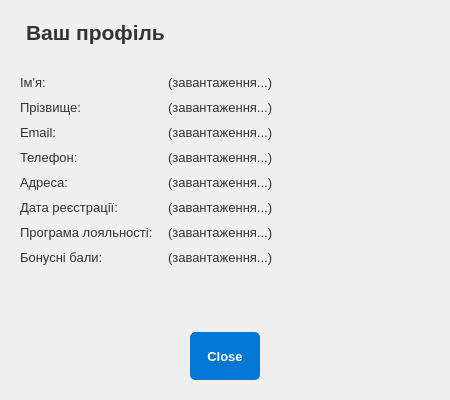
Before: the Qt Designer form profiledialog.ui in Defenderest/DB_Kurs, drawn with Qt 5.
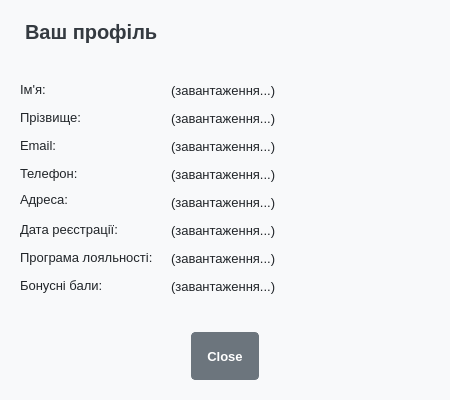
After: the same form once the commit is applied.

Commit message: style: modernize ui with flat design and bootstrap-like styles

Diff of the .ui file:
```diff
--- a/profiledialog.ui
+++ b/profiledialog.ui
@@ -14,33 +14,54 @@
    <string>Профіль користувача</string>
   </property>
   <property name="styleSheet">
-   <string notr="true">/* Стилі можна скопіювати з mainwindow.ui або задати свої */
+   <string notr="true">/* --- Загальні стилі діалогу --- */
+QDialog {
+    background-color: #f8f9fa; /* Світло-сірий фон */
+}
+
 QWidget {
     font-family: &quot;Segoe UI&quot;, system-ui, -apple-system, BlinkMacSystemFont, sans-serif;
     font-size: 10pt;
+    color: #212529; /* Основний темний текст */
 }
+
+/* --- Заголовок профілю --- */
 QLabel#profileHeaderLabel {
-   font-size: 16pt;
+   font-size: 15pt; /* Трохи менший */
    font-weight: 600;
-   color: #333;
+   color: #343a40; /* Темно-сірий */
    margin-bottom: 15px;
+   padding-bottom: 5px;
+   border-bottom: 1px solid #dee2e6; /* Лінія під заголовком */
 }
-QLabel {
- color: #333;
+
+/* --- Мітки полів (Ім'я:, Прізвище:, ...) --- */
+QLabel[objectName^=&quot;label_&quot;] {
+  font-weight: 600; /* Жирніший шрифт для міток */
+  color: #495057; /* Сірий колір */
+  padding-top: 3px; /* Невеликий відступ зверху для вирівнювання */
 }
-QLabel[objectName^=&quot;label_&quot;] { /* Стиль для міток полів */
-  font-weight: 500;
-  color: #555;
+
+/* --- Значення полів (самі дані) --- */
+QLabel#firstNameLabel, QLabel#lastNameLabel, QLabel#emailLabel,
+QLabel#phoneLabel, QLabel#addressLabel, QLabel#joinDateLabel,
+QLabel#loyaltyLabel, QLabel#pointsLabel {
+    font-weight: 400; /* Звичайний шрифт для значень */
+    color: #212529;
+    padding-top: 3px;
 }
-QPushButton {
-    padding: 8px 16px;
-    background-color: #0078d4;
+
+/* --- Кнопки внизу діалогу --- */
+QDialogButtonBox QPushButton {
+    padding: 7px 15px; /* Трохи менші падінги */
+    background-color: #6c757d; /* Сіра кнопка "Закрити" */
     color: white;
-    border: 1px solid #0078d4;
-    border-radius: 5px;
+    border: 1px solid #6c757d;
+    border-radius: 4px;
     font-weight: 500;
-    min-height: 30px; /* Трохи менша висота для кнопок діалогу */
+    min-height: 32px;
     font-size: 10pt;
+    transition: background-color 0.15s ease-in-out, border-color 0.15s ease-in-out;
 }
 QPushButton:hover {
     background-color: #106ebe;
```
Left out of the diff: 12 changed lines with no effect on the pictures. The commit also changes 2 other files.
